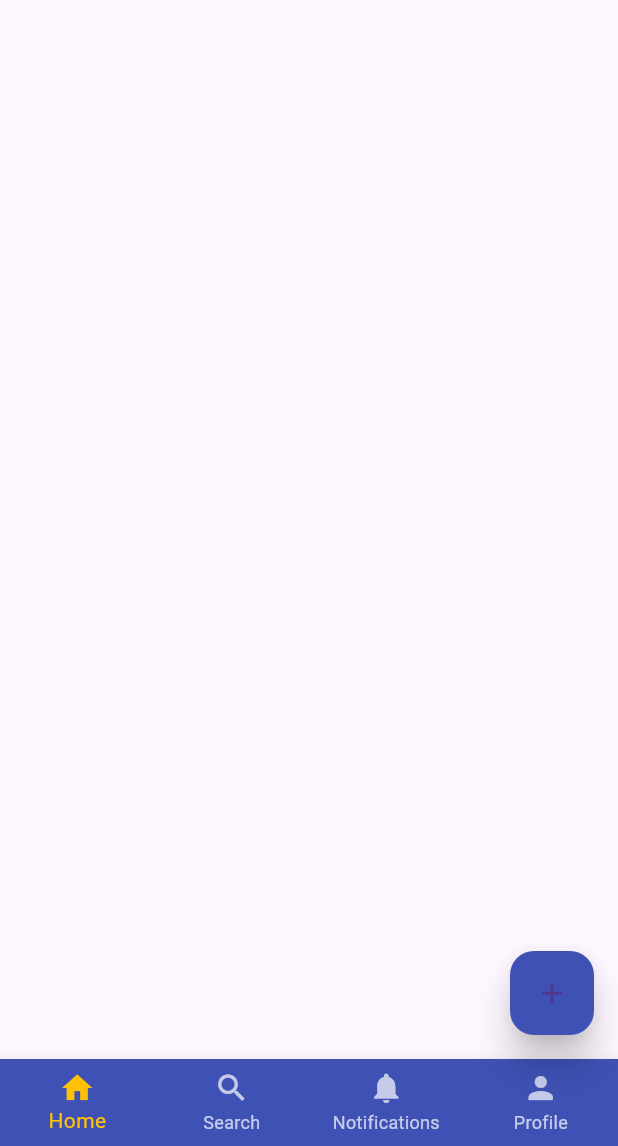
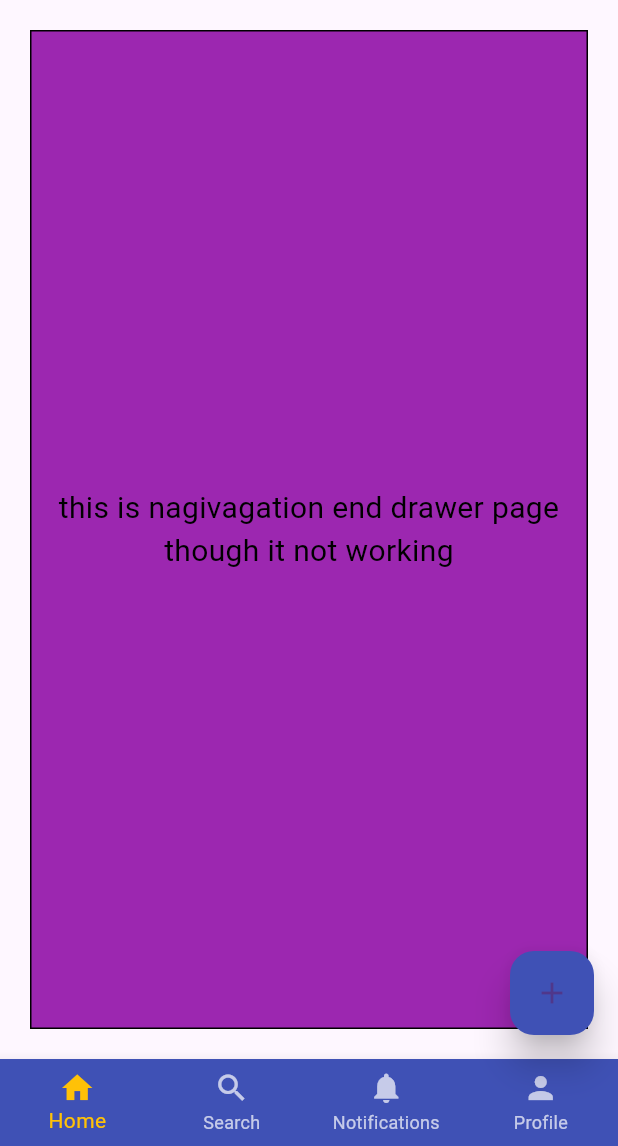
Before and after one commit to refat-pasha/first_app, a Flutter app: the navigation_end_drawer screen opened directly, on a phone screen of 412 x 824 dp, the part 90-1236 px from its top. Run offline on Flutter 3.47's test engine with Material 3 defaults, Android fonts, the phone set to English and light mode, and no system bars.

Commit message:
Update navigation_end_drawer.dart

```diff
--- a/lib/screens/navigation_end_drawer.dart
+++ b/lib/screens/navigation_end_drawer.dart
@@ -205,6 +205,20 @@ class navigation_end_drawer extends StatelessWidget {
           ],
         ),
       ),
+      body: Container(
+        margin: EdgeInsets.all(20),
+        alignment: Alignment.center,
+
+        decoration: BoxDecoration(
+          color: Colors.purple,
+          border: Border.all(color: Colors.black),
+        ),
+        child: Text(
+          "this is nagivagation end drawer page though it not working",
+          textAlign: TextAlign.center,
+          style: TextStyle(fontSize: 20, color: Colors.black),
+        ),
+      ),
     );
   }
 }
```
